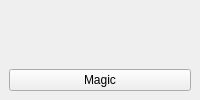
The window that poly/src/ui/UserInterface.ui (jtibau/alive) describes before a commit, drawn with Qt 5.
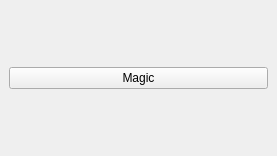
The same window after the commit.

Commit message: qt3d now displays the windows

The edit to the form file:
```diff
--- a/poly/src/ui/UserInterface.ui
+++ b/poly/src/ui/UserInterface.ui
@@ -6,8 +6,8 @@
    <rect>
     <x>0</x>
     <y>0</y>
-    <width>200</width>
-    <height>100</height>
+    <width>277</width>
+    <height>156</height>
    </rect>
   </property>
   <property name="windowTitle">
@@ -15,19 +15,6 @@
   </property>
   <widget class="QWidget" name="centralwidget">
    <layout class="QVBoxLayout" name="verticalLayout">
-    <item>
-     <spacer name="verticalSpacer">
-      <property name="orientation">
-       <enum>Qt::Vertical</enum>
-      </property>
-      <property name="sizeHint" stdset="0">
-       <size>
-        <width>20</width>
-        <height>40</height>
-       </size>
-      </property>
-     </spacer>
-    </item>
     <item>
      <widget class="QPushButton" name="pushButton">
       <property name="text">
```
The commit also changes 6 other files.
